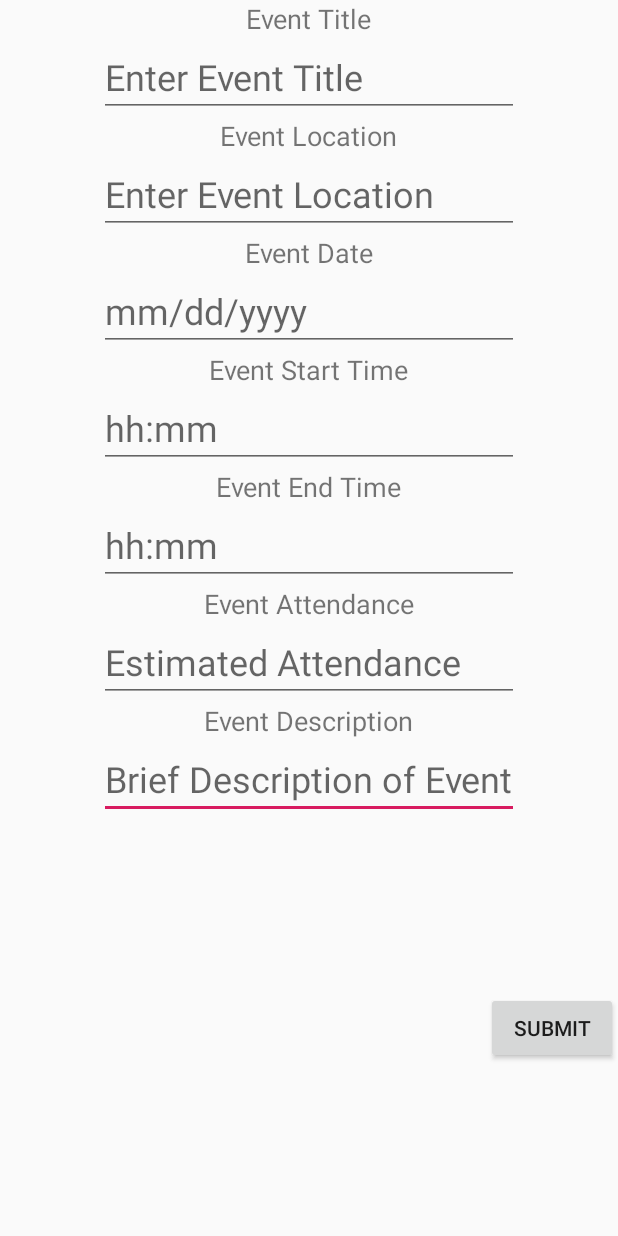
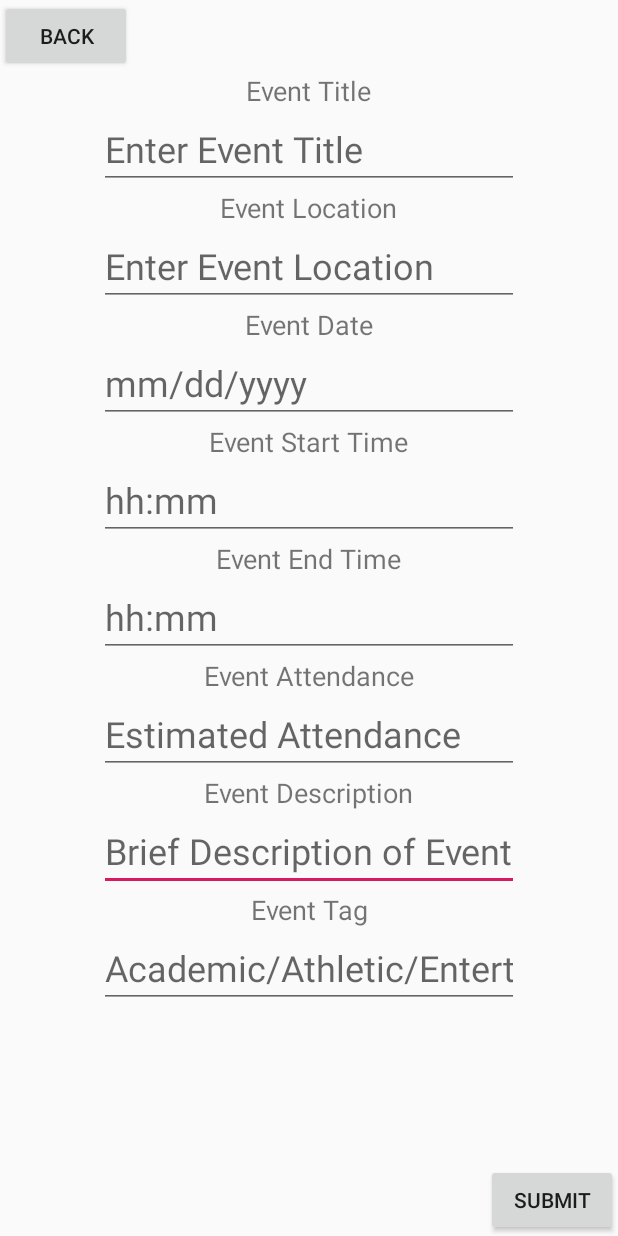
Before and after one commit to JPaik649/Eventify, an Android app: the InputActivity screen opened directly, with no data from a screen before it, after a tap on "SUBMIT", on a phone screen of 412 x 824 dp. Run offline under Robolectric (Android 15) with nearby library versions, the phone set to English and light mode, and no system bars; 15 statements that could not run were skipped.

Commit message:
Added tag support to input and post, added unusuable back button to input

```diff
--- a/EventProject/app/src/main/java/com/example/eventproject/InputActivity.java
+++ b/EventProject/app/src/main/java/com/example/eventproject/InputActivity.java
@@ -13,6 +13,13 @@ public class InputActivity extends AppCompatActivity {
     protected void onCreate(Bundle savedInstanceState) {
         super.onCreate(savedInstanceState);
         setContentView(R.layout.activity_input);
+        Button backbutton = (Button) findViewById(R.id.backbutton);
+            backbutton.setOnClickListener(new View.OnClickListener() {
+                @Override
+                public void onClick(View v) {
+                    //put back button code here
+                }
+            });
         Button submitbutton = (Button) findViewById(R.id.submitbutton);
             submitbutton.setOnClickListener(new View.OnClickListener() {
                 @Override
@@ -24,14 +31,16 @@ public class InputActivity extends AppCompatActivity {
                     EditText EventEnd = (EditText) findViewById(R.id.EventEnd);
                     EditText EventAttendance = (EditText) findViewById(R.id.EventAttendance);
                     EditText EventDescription = (EditText) findViewById(R.id.EventDescription);
+                    EditText EventTag = (EditText) findViewById(R.id.EventTag);
 
                     String title = EventTitle.getText().toString();
                     String location = EventLocation.getText().toString();
                     String datestring = EventDate.getText().toString();
                     String starttimestring = EventStart.getText().toString();
                     String endtimestring = EventEnd.getText().toString();
-                    String attendance = EventAttendance.getText().toString();
+                    int openSpots = Integer.parseInt(EventAttendance.getText().toString());
                     String description = EventDescription.getText().toString();
+                    String tag = EventTag.getText().toString();
 
                     //date reformat
                     String placeholder = "";
@@ -51,6 +60,52 @@ public class InputActivity extends AppCompatActivity {
                     int endHour = Integer.parseInt(placeholder);
                     placeholder = endtimestring.substring(3,5);
                     int endMinute = Integer.parseInt(placeholder);
+                    //tag reformat
+                    switch (tag.toLowerCase()) {
+                        case "academic":
+                            tag = "academic";
+                            break;
+                        case "athletic":
+                            tag = "athletic";
+                            break;
+                        case "entertainment":
+                            tag = "entertainment";
+                            break;
+                        case "social":
+                            tag = "social";
+                            break;
+                        default:
+                            tag="other";
+                            break;
+                    }
+
+                    //vars to be used
+                    //title
+                    //location
+                    //description
+                    //month
+                    //day
+                    //year
+                    //startHour
+                    //startMinute
+                    //endHour
+                    //endMinute
+                    //openSpots
+                    //tag
+
+                    Post postName = new Post(title);
+                    postName.setTitle(title);
+                    postName.setLocation(location);
+                    postName.setDescription(description);
+                    postName.setMonth(month);
+                    postName.setDay(day);
+                    postName.setYear(year);
+                    postName.setStartHour(startHour);
+                    postName.setStartMinute(startMinute);
+                    postName.setEndHour(endHour);
+                    postName.setEndMinute(endMinute);
+                    postName.setOpenSpots(openSpots);
+                    postName.setTag(tag);
                 }
             });
     }
--- a/EventProject/app/src/main/java/com/example/eventproject/Post.java
+++ b/EventProject/app/src/main/java/com/example/eventproject/Post.java
@@ -15,6 +15,7 @@ public class Post {
     private int endHour;
     private int endMinute;
     private int openSpots;
+    private String tag;
 
     public Post(String title) {
         this.title = title;
@@ -75,6 +76,9 @@ public class Post {
         this.openSpots = openSpots;
     }
 
+    //setter for tag
+    public void setTag(String tag) {this.tag = tag; }
+
     //getter for title
     public String getTitle() {
         return title;
@@ -128,4 +132,9 @@ public class Post {
     public int getOpenSpots() {
         return openSpots;
     }
+
+    //getter for tag
+    public String tag() {
+        return tag;
+    }
 }
--- a/EventProject/app/src/main/res/layout/activity_input.xml
+++ b/EventProject/app/src/main/res/layout/activity_input.xml
@@ -38,7 +38,7 @@
         android:textSize="18sp"
         app:layout_constraintEnd_toEndOf="parent"
         app:layout_constraintStart_toStartOf="parent"
-        app:layout_constraintTop_toTopOf="parent" />
+        app:layout_constraintTop_toBottomOf="@+id/backbutton" />
 
     <EditText
         android:id="@+id/EventTitle"
@@ -144,8 +144,7 @@
         android:layout_height="wrap_content"
         android:text="Submit"
         app:layout_constraintBottom_toBottomOf="parent"
-        app:layout_constraintEnd_toEndOf="parent"
-        app:layout_constraintTop_toBottomOf="@+id/EventDescription" />
+        app:layout_constraintEnd_toEndOf="parent" />
 
     <TextView
         android:id="@+id/textView7"
@@ -168,4 +167,34 @@
         app:layout_constraintEnd_toEndOf="parent"
         app:layout_constraintStart_toStartOf="parent"
         app:layout_constraintTop_toBottomOf="@+id/textView7" />
+
+    <TextView
+        android:id="@+id/textView8"
+        android:layout_width="wrap_content"
+        android:layout_height="wrap_content"
+        android:text="Event Tag"
+        android:textSize="18sp"
+        app:layout_constraintEnd_toEndOf="parent"
+        app:layout_constraintStart_toStartOf="parent"
+        app:layout_constraintTop_toBottomOf="@+id/EventDescription" />
+
+    <EditText
+        android:id="@+id/EventTag"
+        android:layout_width="wrap_content"
+        android:layout_height="wrap_content"
+        android:ems="10"
+        android:hint="Academic/Athletic/Entertainment/Social"
+        android:inputType="textPersonName"
+        android:textSize="24sp"
+        app:layout_constraintEnd_toEndOf="parent"
+        app:layout_constraintStart_toStartOf="parent"
+        app:layout_constraintTop_toBottomOf="@+id/textView8" />
+
+    <Button
+        android:id="@+id/backbutton"
+        android:layout_width="wrap_content"
+        android:layout_height="wrap_content"
+        android:text="Back"
+        app:layout_constraintStart_toStartOf="parent"
+        app:layout_constraintTop_toTopOf="parent" />
 </androidx.constraintlayout.widget.ConstraintLayout>
```
